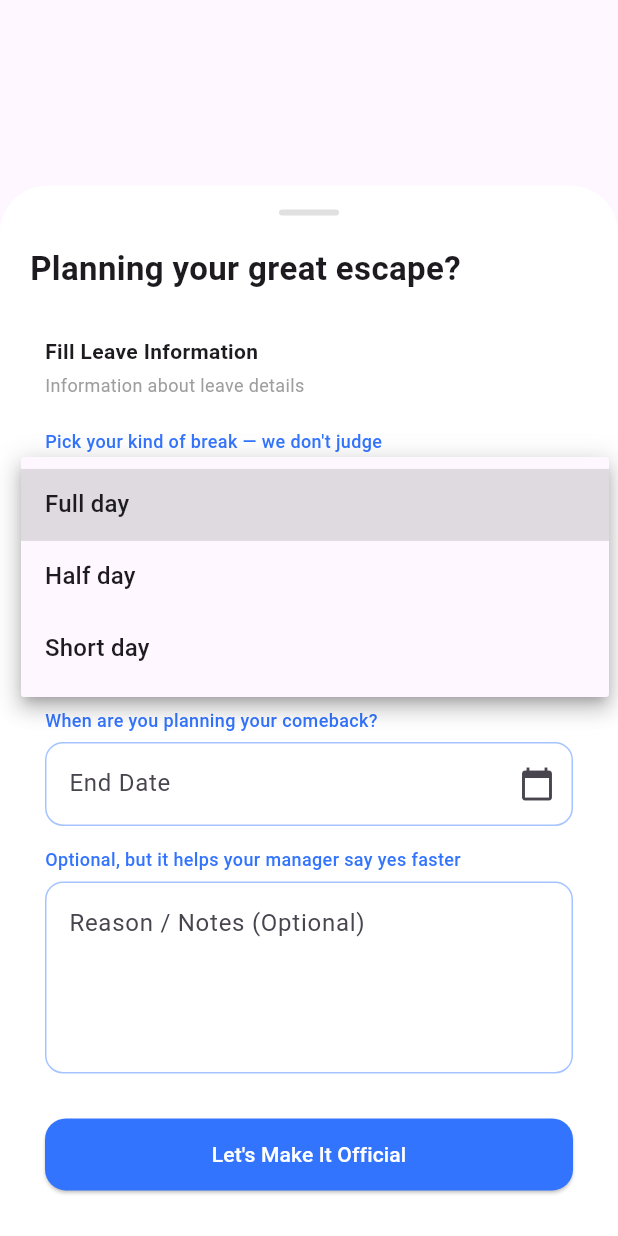
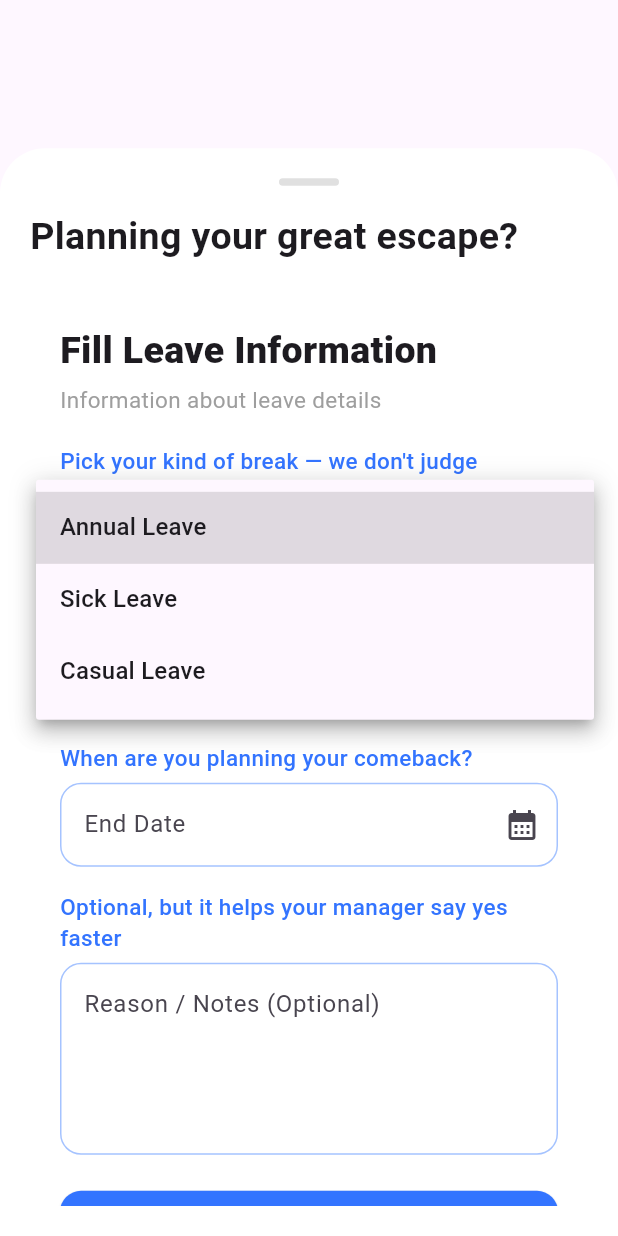
Before and after one commit to ajainoffbeat/offbeat-flutter-ems, a Flutter app: the LeaveApplySheet widget shown alone on an empty page, opened directly, after a tap on "Select Type", on a phone screen of 412 x 824 dp. Run offline on Flutter 3.47's test engine with Material 3 defaults, Android fonts, the phone set to English and light mode, and no system bars; our stand-ins replace flutter_spinkit.

Commit message:
add-calender

```diff
--- a/lib/app/leaves/leave_apply_sheet.dart
+++ b/lib/app/leaves/leave_apply_sheet.dart
@@ -1,41 +1,96 @@
 import 'package:ems_offbeat/theme/app_theme.dart';
 import 'package:flutter/material.dart';
 
-class LeaveApplySheet extends StatelessWidget {
+class LeaveApplySheet extends StatefulWidget {
   const LeaveApplySheet({super.key});
+
+  @override
+  State<LeaveApplySheet> createState() => _LeaveApplySheetState();
+}
+
+class _LeaveApplySheetState extends State<LeaveApplySheet> {
+  final _formKey = GlobalKey<FormState>();
+
+  final TextEditingController _startDateCtrl = TextEditingController();
+  final TextEditingController _endDateCtrl = TextEditingController();
+
+  DateTime? _startDate;
+  DateTime? _endDate;
+
+  String? _leaveType;
+
+  @override
+  void dispose() {
+    _startDateCtrl.dispose();
+    _endDateCtrl.dispose();
+    super.dispose();
+  }
+
+  // 📅 Date Picker
+  Future<void> _pickDate({
+    required TextEditingController controller,
+    DateTime? firstDate,
+  }) async {
+    final pickedDate = await showDatePicker(
+      context: context,
+      initialDate: DateTime.now(),
+      firstDate: firstDate ?? DateTime(2000),
+      lastDate: DateTime(2100),
+      builder: (context, child) {
+        return Theme(
+          data: Theme.of(context).copyWith(
+            colorScheme: ColorScheme.light(
+              primary: AppThemeData.primary500,
+            ),
+          ),
+          child: child!,
+        );
+      },
+    );
+
+    if (pickedDate != null) {
+      setState(() {
+        controller.text =
+            "${pickedDate.day}/${pickedDate.month}/${pickedDate.year}";
+
+        if (controller == _startDateCtrl) {
+          _startDate = pickedDate;
+          _endDateCtrl.clear();
+          _endDate = null;
+        } else {
+          _endDate = pickedDate;
+        }
+      });
+    }
+  }
 
   @override
   Widget build(BuildContext context) {
     return DraggableScrollableSheet(
-      initialChildSize: 0.85,
+      initialChildSize: 0.88,
       maxChildSize: 0.95,
-      minChildSize: 0.6,
+      minChildSize: 0.7,
       builder: (context, scrollController) {
         return Container(
-          padding: const EdgeInsets.symmetric(horizontal: 20, vertical: 16),
+          padding: const EdgeInsets.all(20),
           decoration: const BoxDecoration(
             color: Colors.white,
-            borderRadius: BorderRadius.vertical(top: Radius.circular(32)),
+            borderRadius: BorderRadius.vertical(top: Radius.circular(30)),
           ),
           child: SingleChildScrollView(
             controller: scrollController,
+            child: Form(
+              key: _formKey,
               child: Column(
                 crossAxisAlignment: CrossAxisAlignment.start,
                 children: [
                   _dragHandle(),
-                const SizedBox(height: 20),
-
-                const Text(
-                  "Planning your great escape?",
-                  style: TextStyle(
-                    fontSize: 22,
-                    fontWeight: FontWeight.w600,
-                  ),
-                ),
-
+                  const SizedBox(height: 16),
+                  _title(),
                   const SizedBox(height: 20),
                   _formCard(),
                 ],
+              ),
             ),
           ),
         );
@@ -43,52 +98,60 @@ class LeaveApplySheet extends StatelessWidget {
     );
   }
 
+  // ───────────────── UI PARTS ─────────────────
+
   Widget _dragHandle() {
     return Center(
       child: Container(
         width: 40,
-        height: 4,
+        height: 5,
         decoration: BoxDecoration(
           color: Colors.grey.shade300,
-          borderRadius: BorderRadius.circular(8),
+          borderRadius: BorderRadius.circular(10),
         ),
       ),
     );
   }
 
+  Widget _title() {
+    return const Text(
+      "Planning your great escape?",
+      style: TextStyle(fontSize: 25, fontWeight: FontWeight.w600),
+    );
+  }
+
   Widget _formCard() {
     return Container(
-      padding: const EdgeInsets.all(10),
+      padding: const EdgeInsets.all(20),
       decoration: BoxDecoration(
         color: AppThemeData.surface,
-        borderRadius: BorderRadius.circular(20),
+        borderRadius: BorderRadius.circular(24),
       ),
       child: Column(
         crossAxisAlignment: CrossAxisAlignment.start,
         children: [
           const Text(
             "Fill Leave Information",
-            style: TextStyle(fontWeight: FontWeight.w600),
+            style: TextStyle(fontWeight: FontWeight.w900, fontSize: 25),
           ),
           const SizedBox(height: 4),
           const Text(
             "Information about leave details",
-            style: TextStyle(fontSize: 12, color: Colors.grey),
+            style: TextStyle(fontSize: 15, color: Colors.grey),
           ),
-
           const SizedBox(height: 20),
 
-          _dropdownField("Pick your kind of break — we don't judge"),
-          const SizedBox(height: 14),
+          _leaveTypeDropdown(),
+          const SizedBox(height: 16),
 
-          _dateField("When does your adventure begin?", "Start Date"),
-          const SizedBox(height: 14),
+          _startDateField(),
+          const SizedBox(height: 16),
 
-          _dateField("When are you planning your comeback?", "End Date"),
-          const SizedBox(height: 14),
+          _endDateField(),
+          const SizedBox(height: 16),
 
-          _textArea(),
-          const SizedBox(height: 30),
+          _reasonField(),
+          const SizedBox(height: 24),
 
           _submitButton(),
         ],
@@ -96,42 +159,87 @@ class LeaveApplySheet extends StatelessWidget {
     );
   }
 
-  Widget _dropdownField(String label) {
+  // ───────────── Form Fields ─────────────
+
+  Widget _leaveTypeDropdown() {
     return Column(
       crossAxisAlignment: CrossAxisAlignment.start,
       children: [
-        Text(label, style: _labelStyle()),
+        Text(
+          "Pick your kind of break — we don't judge",
+          style: _labelStyle(),
+        ),
         const SizedBox(height: 6),
-        DropdownButtonFormField(
+        DropdownButtonFormField<String>(
+          value: _leaveType,
           decoration: _inputDecoration("Select Type"),
           items: const [
-            DropdownMenuItem(value: "Full day", child: Text("Full day")),
-            DropdownMenuItem(value: "Half day", child: Text("Half day")),
-            DropdownMenuItem(value: "Short day", child: Text("Short day")),
+            DropdownMenuItem(value: "Annual", child: Text("Annual Leave")),
+            DropdownMenuItem(value: "Sick", child: Text("Sick Leave")),
+            DropdownMenuItem(value: "Casual", child: Text("Casual Leave")),
           ],
-          onChanged: (_) {},
+          onChanged: (val) => _leaveType = val,
+          validator: (val) =>
+              val == null ? "Please select leave type" : null,
         ),
       ],
     );
   }
 
-  Widget _dateField(String label, String hint) {
+  Widget _startDateField() {
     return Column(
       crossAxisAlignment: CrossAxisAlignment.start,
       children: [
-        Text(label, style: _labelStyle()),
+        Text("When does your adventure begin?", style: _labelStyle()),
         const SizedBox(height: 6),
         TextFormField(
+          controller: _startDateCtrl,
           readOnly: true,
-          decoration: _inputDecoration(hint).copyWith(
-            suffixIcon: const Icon(Icons.calendar_today),
+          onTap: () => _pickDate(controller: _startDateCtrl),
+          decoration: _inputDecoration("Start Date").copyWith(
+            suffixIcon: const Icon(Icons.calendar_month),
           ),
+          validator: (val) =>
+              val!.isEmpty ? "Please select start date" : null,
         ),
       ],
     );
   }
 
-  Widget _textArea() {
+  Widget _endDateField() {
+    return Column(
+      crossAxisAlignment: CrossAxisAlignment.start,
+      children: [
+        Text("When are you planning your comeback?", style: _labelStyle()),
+        const SizedBox(height: 6),
+        TextFormField(
+          controller: _endDateCtrl,
+          readOnly: true,
+          onTap: () {
+            if (_startDate == null) {
+              ScaffoldMessenger.of(context).showSnackBar(
+                const SnackBar(content: Text("Select start date first")),
+              );
+              return;
+            }
+            _pickDate(
+              controller: _endDateCtrl,
+              firstDate: _endDateCtrl.text.isNotEmpty
+                  ? DateTime.parse(_endDateCtrl.text)
+                  : null,
+            );
+          },
+          decoration: _inputDecoration("End Date").copyWith(
+            suffixIcon: const Icon(Icons.calendar_month),
+          ),
+          validator: (val) =>
+              val!.isEmpty ? "Please select end date" : null,
+        ),
+      ],
+    );
+  }
+
+  Widget _reasonField() {
     return Column(
       crossAxisAlignment: CrossAxisAlignment.start,
       children: [
@@ -159,7 +267,11 @@ class LeaveApplySheet extends StatelessWidget {
             borderRadius: BorderRadius.circular(14),
           ),
         ),
-        onPressed: () {},
+        onPressed: () {
+          if (_formKey.currentState!.validate()) {
+            Navigator.pop(context);
+          }
+        },
         child: const Text(
           "Let's Make It Official",
           style: TextStyle(color: Colors.white),
@@ -168,27 +280,29 @@ class LeaveApplySheet extends StatelessWidget {
     );
   }
 
+  // ───────────── Helpers ─────────────
+
   InputDecoration _inputDecoration(String hint) {
     return InputDecoration(
       hintText: hint,
       border: OutlineInputBorder(
-        borderRadius: BorderRadius.circular(12),
+        borderRadius: BorderRadius.circular(14),
         borderSide: BorderSide(color: AppThemeData.primary200),
       ),
       enabledBorder: OutlineInputBorder(
-        borderRadius: BorderRadius.circular(12),
+        borderRadius: BorderRadius.circular(14),
         borderSide: BorderSide(color: AppThemeData.primary200),
       ),
       focusedBorder: OutlineInputBorder(
-        borderRadius: BorderRadius.circular(12),
-        borderSide: BorderSide(color: AppThemeData.primary500),
+        borderRadius: BorderRadius.circular(14),
+        borderSide: BorderSide(color: AppThemeData.primary500, width: 1.5),
       ),
     );
   }
 
   TextStyle _labelStyle() {
     return TextStyle(
-      fontSize: 12,
+      fontSize: 15,
       fontWeight: FontWeight.w500,
       color: AppThemeData.primary500,
     );
```
Lines whose indentation alone changed are shown as unchanged.
